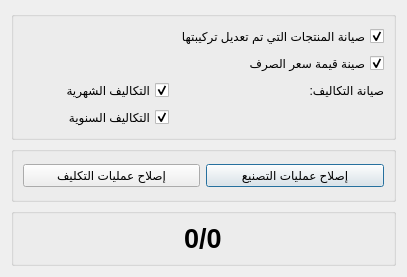
Above: Ui_Manufacture_Cost_Fix.ui from rabee361/E-commerce2 before the change. Below: the same form after it.
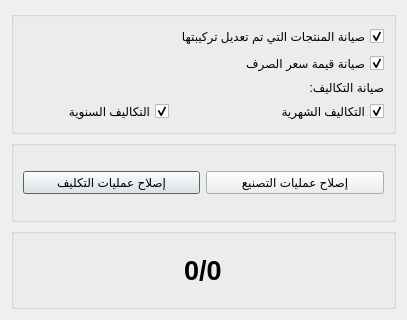
That is the form after the change. Icons and pictures are not drawn.

Patch:
```diff
--- a/Ui_Manufacture_Cost_Fix.ui
+++ b/Ui_Manufacture_Cost_Fix.ui
@@ -10,7 +10,7 @@
     <x>0</x>
     <y>0</y>
     <width>407</width>
-    <height>277</height>
+    <height>320</height>
    </rect>
   </property>
   <property name="windowTitle">
@@ -29,10 +29,23 @@
   <layout class="QVBoxLayout" name="verticalLayout">
    <item>
     <widget class="QGroupBox" name="groupBox">
+     <property name="layoutDirection">
+      <enum>Qt::RightToLeft</enum>
+     </property>
      <property name="title">
       <string/>
      </property>
      <layout class="QGridLayout" name="gridLayout">
+      <item row="2" column="0">
+       <widget class="QCheckBox" name="fix_exchange_price_checkbox">
+        <property name="text">
+         <string>صيانة قيمة سعر الصرف</string>
+        </property>
+        <property name="checked">
+         <bool>true</bool>
+        </property>
+       </widget>
+      </item>
       <item row="1" column="0">
        <widget class="QCheckBox" name="fix_composition_checkBox">
         <property name="text">
@@ -43,16 +56,6 @@
         </property>
        </widget>
       </item>
-      <item row="3" column="1">
-       <widget class="QCheckBox" name="fix_month_expenses">
-        <property name="text">
-         <string>التكاليف الشهرية</string>
-        </property>
-        <property name="checked">
-         <bool>true</bool>
-        </property>
-       </widget>
-      </item>
       <item row="3" column="0">
        <widget class="QLabel" name="label_2">
         <property name="text">
@@ -60,6 +63,16 @@
         </property>
        </widget>
       </item>
+      <item row="4" column="0">
+       <widget class="QCheckBox" name="fix_month_expenses">
+        <property name="text">
+         <string>التكاليف الشهرية</string>
+        </property>
+        <property name="checked">
+         <bool>true</bool>
+        </property>
+       </widget>
+      </item>
       <item row="4" column="1">
        <widget class="QCheckBox" name="fix_year_expenses">
         <property name="text">
@@ -70,16 +83,6 @@
         </property>
        </widget>
       </item>
-      <item row="2" column="0">
-       <widget class="QCheckBox" name="fix_exchange_price_checkbox">
-        <property name="text">
-         <string>صينة قيمة سعر الصرف</string>
-        </property>
-        <property name="checked">
-         <bool>true</bool>
-        </property>
-       </widget>
-      </item>
      </layout>
     </widget>
    </item>
@@ -89,20 +92,20 @@
       <string/>
      </property>
      <layout class="QGridLayout" name="gridLayout_3">
-      <item row="0" column="0">
-       <widget class="QPushButton" name="fix_manufacture_btn">
-        <property name="text">
-         <string>إصلاح عمليات التصنيع</string>
-        </property>
-       </widget>
-      </item>
-      <item row="0" column="1">
+      <item row="1" column="1">
        <widget class="QPushButton" name="fix_cost_btn">
         <property name="text">
          <string>إصلاح عمليات التكليف</string>
         </property>
        </widget>
       </item>
+      <item row="1" column="0">
+       <widget class="QPushButton" name="fix_manufacture_btn">
+        <property name="text">
+         <string>إصلاح عمليات التصنيع</string>
+        </property>
+       </widget>
+      </item>
      </layout>
     </widget>
    </item>
```
